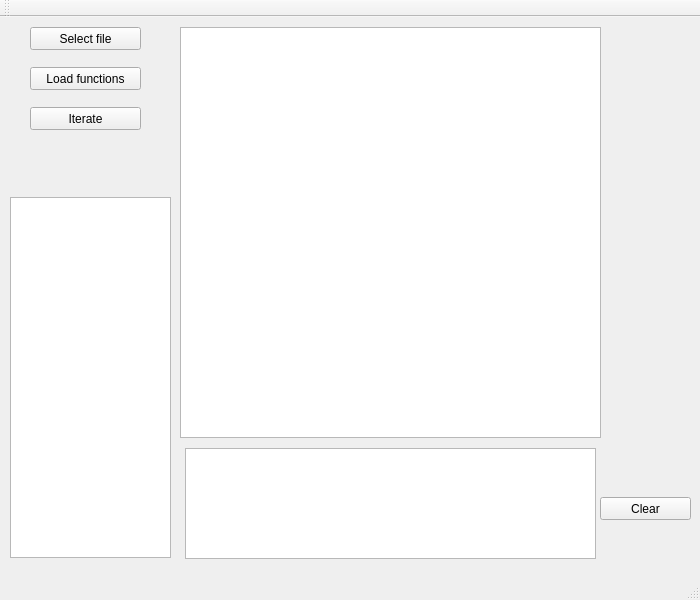
The window that mainwindow.ui (lucgeo/demo) describes before a commit, drawn with Qt 5.
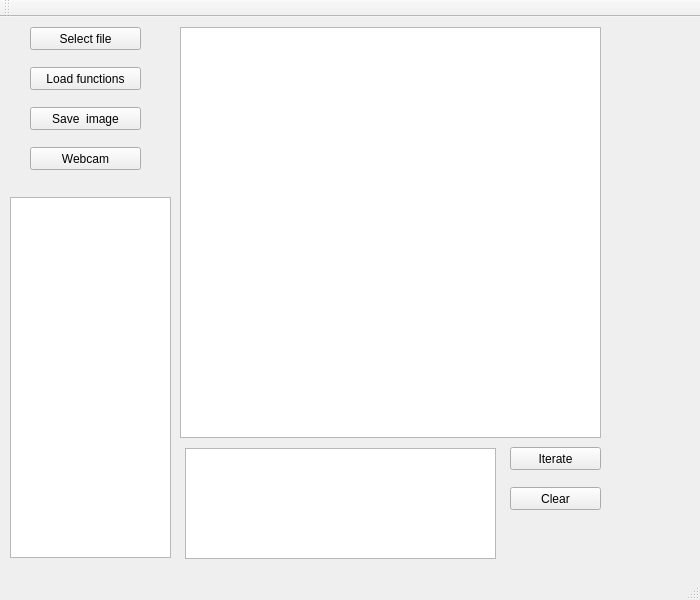
The same window after the commit.

Commit message: refactor processing image, add webcam button

```diff
--- a/mainwindow.ui
+++ b/mainwindow.ui
@@ -90,7 +90,7 @@
      <rect>
       <x>185</x>
       <y>431</y>
-      <width>411</width>
+      <width>311</width>
       <height>111</height>
      </rect>
     </property>
@@ -110,9 +110,9 @@
    <widget class="QPushButton" name="pushButton_3">
     <property name="geometry">
      <rect>
-      <x>30</x>
-      <y>90</y>
-      <width>111</width>
+      <x>510</x>
+      <y>430</y>
+      <width>91</width>
       <height>23</height>
      </rect>
     </property>
@@ -123,8 +123,8 @@
    <widget class="QPushButton" name="pushButton_4">
     <property name="geometry">
      <rect>
-      <x>600</x>
-      <y>480</y>
+      <x>510</x>
+      <y>470</y>
       <width>91</width>
       <height>23</height>
      </rect>
@@ -133,6 +133,32 @@
      <string>Clear</string>
     </property>
    </widget>
+   <widget class="QPushButton" name="pushButton_5">
+    <property name="geometry">
+     <rect>
+      <x>30</x>
+      <y>130</y>
+      <width>111</width>
+      <height>23</height>
+     </rect>
+    </property>
+    <property name="text">
+     <string>Webcam</string>
+    </property>
+   </widget>
+   <widget class="QPushButton" name="pushButton_6">
+    <property name="geometry">
+     <rect>
+      <x>30</x>
+      <y>90</y>
+      <width>111</width>
+      <height>23</height>
+     </rect>
+    </property>
+    <property name="text">
+     <string>Save  image</string>
+    </property>
+   </widget>
   </widget>
   <widget class="QMenuBar" name="menuBar">
    <property name="geometry">
```
The commit also changes 2 other files.
